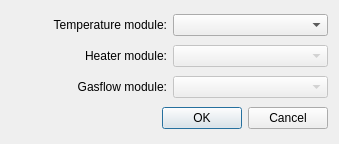
Before: the Qt Designer form mercurygui/module_dialog.ui in OE-FET/mercurygui, drawn with Qt 5.
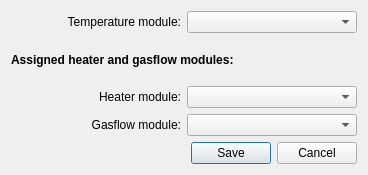
After: the same form once the commit is applied.

What changed in the file:
```diff
--- a/mercurygui/module_dialog.ui
+++ b/mercurygui/module_dialog.ui
@@ -6,42 +6,15 @@
    <rect>
     <x>0</x>
     <y>0</y>
-    <width>339</width>
-    <height>144</height>
+    <width>368</width>
+    <height>175</height>
    </rect>
   </property>
   <property name="windowTitle">
    <string>Module Selection</string>
   </property>
   <layout class="QGridLayout" name="gridLayout">
-   <item row="1" column="0" alignment="Qt::AlignRight">
-    <widget class="QLabel" name="label_2">
-     <property name="text">
-      <string>Temperature module:</string>
-     </property>
-     <property name="alignment">
-      <set>Qt::AlignRight|Qt::AlignTrailing|Qt::AlignVCenter</set>
-     </property>
-    </widget>
-   </item>
-   <item row="2" column="1">
-    <widget class="QComboBox" name="comboBoxHTR">
-     <property name="enabled">
-      <bool>false</bool>
-     </property>
-    </widget>
-   </item>
-   <item row="3" column="1">
-    <widget class="QComboBox" name="comboBoxAUX">
-     <property name="enabled">
-      <bool>false</bool>
-     </property>
-     <property name="contextMenuPolicy">
-      <enum>Qt::DefaultContextMenu</enum>
-     </property>
-    </widget>
-   </item>
-   <item row="3" column="0">
+   <item row="4" column="0">
     <widget class="QLabel" name="label_3">
      <property name="text">
       <string>Gasflow module:</string>
@@ -51,20 +24,40 @@
      </property>
     </widget>
    </item>
-   <item row="4" column="0" colspan="2">
+   <item row="1" column="1">
+    <widget class="QComboBox" name="comboBoxTEMP"/>
+   </item>
+   <item row="5" column="0" colspan="2">
     <widget class="QDialogButtonBox" name="buttonBox">
      <property name="orientation">
       <enum>Qt::Horizontal</enum>
      </property>
      <property name="standardButtons">
-      <set>QDialogButtonBox::Cancel|QDialogButtonBox::Ok</set>
+      <set>QDialogButtonBox::Cancel|QDialogButtonBox::Save</set>
      </property>
     </widget>
    </item>
-   <item row="1" column="1">
-    <widget class="QComboBox" name="comboBoxTEMP"/>
+   <item row="4" column="1">
+    <widget class="QComboBox" name="comboBoxAUX">
+     <property name="contextMenuPolicy">
+      <enum>Qt::DefaultContextMenu</enum>
+     </property>
+    </widget>
    </item>
-   <item row="2" column="0" alignment="Qt::AlignRight">
+   <item row="1" column="0" alignment="Qt::AlignRight">
+    <widget class="QLabel" name="label_2">
+     <property name="text">
+      <string>Temperature module:</string>
+     </property>
+     <property name="alignment">
+      <set>Qt::AlignRight|Qt::AlignTrailing|Qt::AlignVCenter</set>
+     </property>
+    </widget>
+   </item>
+   <item row="3" column="1">
+    <widget class="QComboBox" name="comboBoxHTR"/>
+   </item>
+   <item row="3" column="0" alignment="Qt::AlignRight">
     <widget class="QLabel" name="label_4">
      <property name="text">
       <string>Heater module:</string>
@@ -74,6 +67,19 @@
      </property>
     </widget>
    </item>
+   <item row="2" column="0" colspan="2">
+    <widget class="QLabel" name="label">
+     <property name="font">
+      <font>
+       <weight>75</weight>
+       <bold>true</bold>
+      </font>
+     </property>
+     <property name="text">
+      <string>Assigned heater and gasflow modules:</string>
+     </property>
+    </widget>
+   </item>
   </layout>
  </widget>
  <resources/>
```
